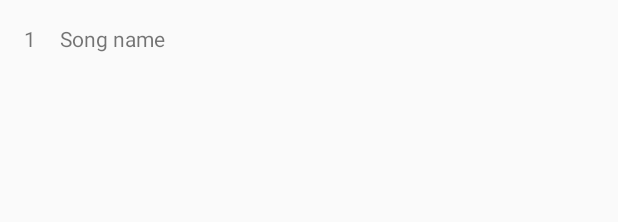
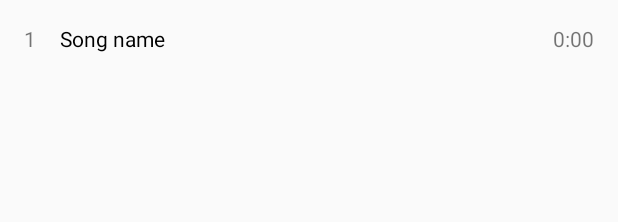
Before and after one commit to xvasko/android-music-player, an Android app: the layout album_song_item.xml on its own in the app's theme, with its tools: preview values and no code run, on a phone screen of 412 x 824 dp. Shown: the top 222 px of the screen. Run offline under Robolectric (Android 15) with nearby library versions, the phone set to English and light mode, and no system bars; network calls fail.

Commit message:
Save before bottom sheet refactoring

```diff
--- a/app/src/main/java/com/matejvasko/player/AlbumProvider.java
+++ b/app/src/main/java/com/matejvasko/player/AlbumProvider.java
@@ -51,7 +51,8 @@ public class AlbumProvider {
             albums.add(new Album(
                     cursor.getLong(cursor.getColumnIndex(MediaStore.Audio.Albums._ID)),
                     cursor.getString(cursor.getColumnIndex(MediaStore.Audio.Albums.ALBUM)),
-                    null));
+                    null,
+                    cursor.getString(cursor.getColumnIndex(MediaStore.Audio.Albums.ARTIST))));
         }
 
         return albums;
--- a/app/src/main/java/com/matejvasko/player/adapters/SongListAdapter.java
+++ b/app/src/main/java/com/matejvasko/player/adapters/SongListAdapter.java
@@ -106,7 +106,8 @@ public class SongListAdapter extends PagedListAdapter<Song, SongListAdapter.Song
                 Bitmap bitmap = MediaStore.Images.Media.getBitmap(context.getContentResolver(), iconUri);
                 map.put(iconUri, bitmap);
                 return bitmap;
-            } catch (IOException e) {
+            // catch general exception, files are sometimes corrupted
+            } catch (Exception e) {
                 e.printStackTrace();
                 map.put(iconUri, null);
                 return null;
@@ -114,3 +115,5 @@ public class SongListAdapter extends PagedListAdapter<Song, SongListAdapter.Song
         }
     }
 }
+//1542096403699
+//1542096489366:
--- a/app/src/main/res/layout/album_song_item.xml
+++ b/app/src/main/res/layout/album_song_item.xml
@@ -1,12 +1,13 @@
 <?xml version="1.0" encoding="utf-8"?>
 <androidx.constraintlayout.widget.ConstraintLayout xmlns:android="http://schemas.android.com/apk/res/android"
     xmlns:app="http://schemas.android.com/apk/res-auto"
+    xmlns:tools="http://schemas.android.com/tools"
     android:background="?attr/selectableItemBackground"
     android:orientation="vertical" android:layout_width="match_parent"
     android:layout_height="wrap_content">
 
     <TextView
-        android:id="@+id/album_song_item_number"
+        android:id="@+id/album_song_item_index"
         android:layout_width="wrap_content"
         android:layout_height="wrap_content"
         android:layout_marginStart="16dp"
@@ -22,9 +23,20 @@
         android:layout_marginStart="16dp"
         android:layout_marginTop="16dp"
         android:layout_marginBottom="16dp"
+        android:textColor="@color/colorBlack"
         android:text="Song name"
         app:layout_constraintBottom_toBottomOf="parent"
-        app:layout_constraintStart_toEndOf="@+id/album_song_item_number"
+        app:layout_constraintStart_toEndOf="@+id/album_song_item_index"
+        app:layout_constraintTop_toTopOf="parent" />
+
+    <TextView
+        android:id="@+id/album_song_item_duration"
+        android:layout_width="wrap_content"
+        android:layout_height="wrap_content"
+        android:layout_marginEnd="16dp"
+        android:text="0:00"
+        app:layout_constraintBottom_toBottomOf="parent"
+        app:layout_constraintEnd_toEndOf="parent"
         app:layout_constraintTop_toTopOf="parent" />
 
 
--- a/app/src/main/res/values/colors.xml
+++ b/app/src/main/res/values/colors.xml
@@ -6,4 +6,5 @@
 
     <color name="colorWhite">#FFFFFF</color>
     <color name="colorWhiteTransparent">#80FFFFFF</color>
+    <color name="colorBlack">#000000</color>
 </resources>
```
Also changed, not shown: app/src/main/java/com/matejvasko/player/Album.java (+3 -5 lines), app/src/main/java/com/matejvasko/player/adapters/AlbumListAdapter.java (+56 -7 lines), app/src/main/java/com/matejvasko/player/utils/Utils.java (+12 -0 lines), app/src/main/res/layout/activity_main.xml (+6 -7 lines), app/src/main/res/layout/album_item.xml (+4 -4 lines).
